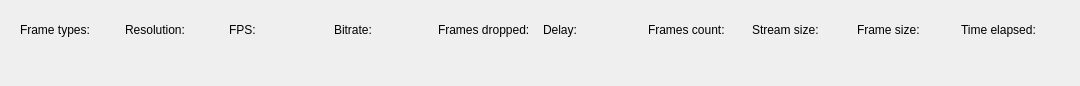
Above: codec-preview/VideoStatisticsWidget.ui from pszopinski/codec-preview before the change. Below: the same form after it.
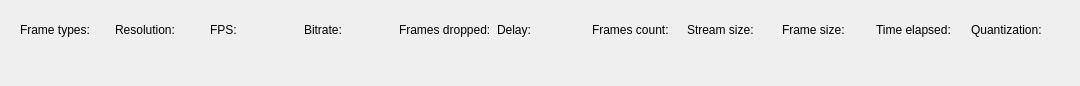
That is the form after the change.

Commit message: quantization added to statistics

Diff of the .ui file:
```diff
--- a/codec-preview/VideoStatisticsWidget.ui
+++ b/codec-preview/VideoStatisticsWidget.ui
@@ -193,6 +193,24 @@
         </item>
        </layout>
       </item>
+	  <item row="0" column="10">
+       <layout class="QVBoxLayout" name="verticalLayout_18">
+        <item>
+         <widget class="QLabel" name="label_13">
+          <property name="text">
+           <string>Quantization:</string>
+          </property>
+         </widget>
+        </item>
+        <item>
+         <widget class="QLabel" name="quantization">
+          <property name="text">
+           <string/>
+          </property>
+         </widget>
+        </item>
+       </layout>
+      </item>
      </layout>
     </widget>
    </item>
```
The commit also changes 2 other files.
